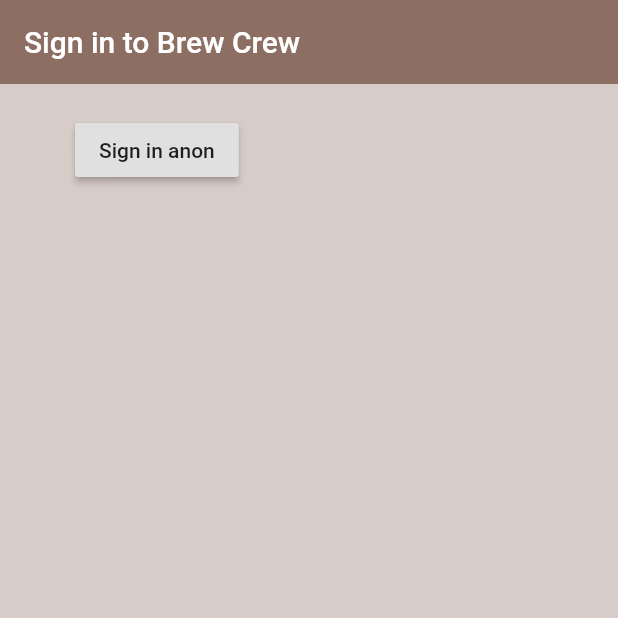
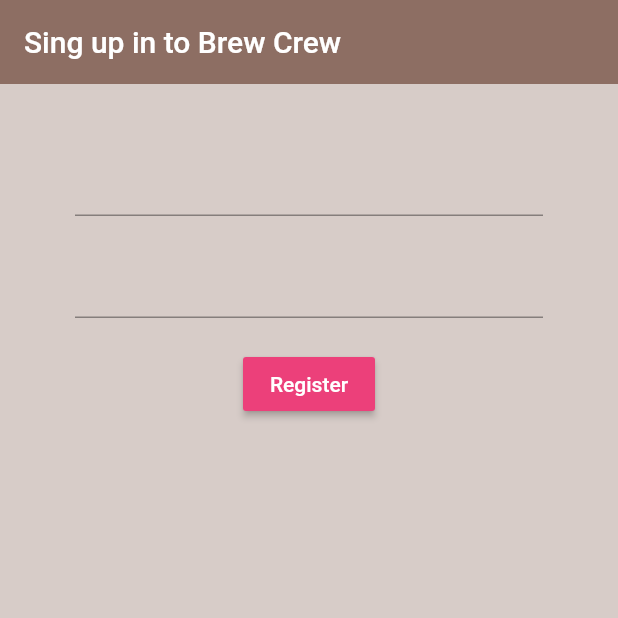
Before and after one commit to LuuhZaparoli/projeto_web, a Flutter app: the screen it shows after launch, on a phone screen of 412 x 824 dp, the top half of it. Run offline on Flutter 3.47's test engine with Material 2 defaults, Android fonts, the phone set to English and light mode, and no system bars; our stand-ins replace firebase_auth, firebase_core; accounts and stored records are empty.

Commit message:
Register

```diff
--- a/projeto_web/lib/screens/authenticate/authenticate.dart
+++ b/projeto_web/lib/screens/authenticate/authenticate.dart
@@ -1,3 +1,4 @@
+import 'package:projeto_web/screens/authenticate/register.dart';
 import 'package:projeto_web/screens/authenticate/sign_in.dart';
 import 'package:flutter/material.dart';
 
@@ -10,7 +11,7 @@
   @override
   Widget build(BuildContext context) {
     return Container(
-      child: SignIn(),
+      child: Register(),
     );
   }
 }
--- /dev/null
+++ b/projeto_web/lib/screens/authenticate/register.dart
@@ -0,0 +1,78 @@
+import 'package:flutter/material.dart';
+import 'package:projeto_web/service/auth.dart';
+
+class Register extends StatefulWidget {
+  @override
+  _RegisterState createState() => _RegisterState();
+}
+
+class _RegisterState extends State<Register> {
+
+  final AuthService _auth = AuthService();
+  final _formKey = GlobalKey<FormState>();
+
+  String email = '';
+  String password = '';
+  String error = '';
+
+  @override
+  Widget build(BuildContext context) {
+    return Scaffold(
+        backgroundColor: Colors.brown[100],
+        appBar: AppBar(
+          backgroundColor: Colors.brown[400],
+          elevation: 0.0,
+          title: Text('Sing up in to Brew Crew'),
+        ),
+        body: Container(
+            padding: EdgeInsets.symmetric(vertical: 20.0, horizontal: 50.0),
+            child: Form(
+              key: _formKey,
+                child: Column(
+                  children: <Widget>[
+                    SizedBox(height: 20.0),
+                    TextFormField(
+                      validator: (val) => val.isEmpty ? 'Enter an e-mail' : null,
+                        onChanged: (val){
+                          setState(() => email = val);
+
+                        }
+                    ),
+                    SizedBox(height: 20.0),
+                    TextFormField(
+                        obscureText: true,
+                        validator: (val) => val.length < 6 ? 'Enter a password 6+ chars long' : null,
+                        onChanged: (val){
+                          setState(() => password = val);
+
+                        }
+                    ),
+                    SizedBox(height: 20.0),
+                    RaisedButton(
+                        color: Colors.pink[400],
+                        child: Text(
+                          'Register',
+                          style: TextStyle(color: Colors.white),
+                        ),
+                        onPressed: () async{
+                          if(_formKey.currentState.validate()){
+                            dynamic result = await _auth.registerWithEmailAndPassword(email, password);
+                            if(result == null){
+                              setState(() => error = 'please supply a valid e-mail');
+                            }
+                          }
+
+                        }
+                    ),
+                    SizedBox(height: 12.0),
+                    Text(
+                      error,
+                      style: TextStyle(color: Colors.red, fontSize: 14),
+                    )
+                  ],
+                )
+            )
+        )
+    );
+  }
+}
```
Also changed, not shown: projeto_web/lib/screens/authenticate/sign_in.dart (+43 -11 lines), projeto_web/lib/service/auth.dart (+10 -0 lines).
